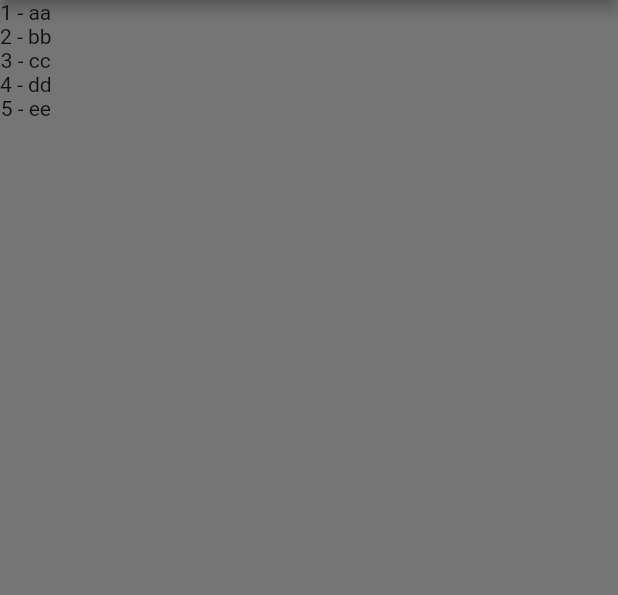
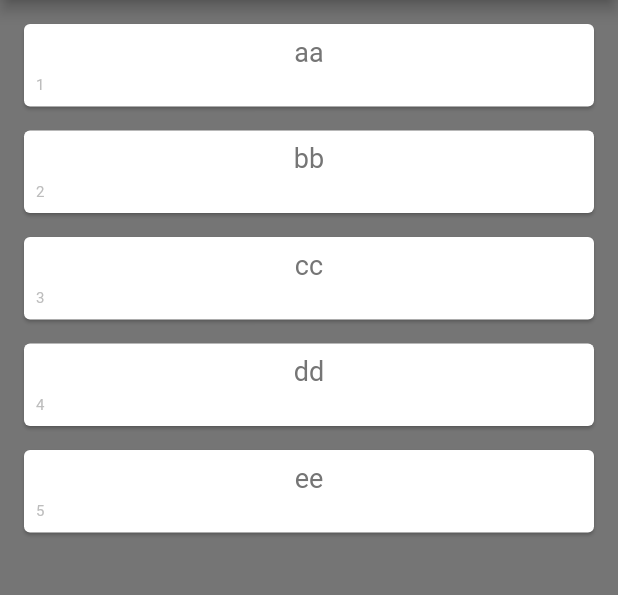
Before and after one commit to flakysob/QuoteList, a Flutter app: the screen it shows after launch, on a phone screen of 412 x 824 dp, the part 84-679 px from its top. Run offline on Flutter 3.47's test engine with Material 2 defaults, Android fonts, the phone set to English and light mode, and no system bars.

Commit message:
End of the Chapter 19 (Cards)

```diff
--- a/lib/main.dart
+++ b/lib/main.dart
@@ -1,4 +1,3 @@
-import 'dart:html';
 import 'quote.dart';
 import 'package:flutter/material.dart';
 
@@ -16,13 +15,44 @@ class QuoteList extends StatefulWidget {
 class _QuoteListState extends State<QuoteList> {
 
   List<Quote> quotes = [
-    Quote("aa", 1),
-    Quote("bb", 2),
-    Quote("cc", 3),
-    Quote("dd", 4),
-    Quote("ee", 5),
+    Quote("aa", "1"),
+    Quote("bb", "2"),
+    Quote("cc", "3"),
+    Quote("dd", "4"),
+    Quote("ee", "5"),
+  ];
 
-  ];
+  Widget quoteTemplate(quote){
+    return Card(
+      margin: EdgeInsets.fromLTRB(16.0, 16.0, 16.0, 0.0),
+      child: Padding(
+        padding: const EdgeInsets.all(8.0),
+        child: Column(
+          crossAxisAlignment: CrossAxisAlignment.stretch,
+          children: [
+            Text(
+              quote.textOfProperty,
+              textAlign: TextAlign.center,
+              style: TextStyle(
+                fontSize: 18.0,
+                color:Colors.grey[600],
+              ),
+            ),
+
+            SizedBox(height: 6.0,),
+
+            Text(
+              quote.numberOfProperty,
+              style: TextStyle(
+                fontSize: 10.0,
+                color:Colors.grey[400],
+              ),
+            ),
+          ],
+        ),
+      ),
+    );
+  }
 
   @override
   Widget build(BuildContext context) {
@@ -34,7 +64,7 @@ class _QuoteListState extends State<QuoteList> {
         title: Text("quotes"),
       ),
       body: Column(
-        children: quotes.map((quote) => Text("${quote.numberOfProperty} - ${quote.textOfProperty}")).toList(),
+        children: quotes.map((quote) => quoteTemplate(quote)).toList(),
       ),
     );
   }
--- a/lib/quote.dart
+++ b/lib/quote.dart
@@ -1,8 +1,8 @@
 class Quote{
   late String textOfProperty;
-  late int numberOfProperty;
+  late String numberOfProperty;
 
-  Quote(String t, int n){
+  Quote(String t, String n){
     textOfProperty = t;
     numberOfProperty = n;
   }
```
